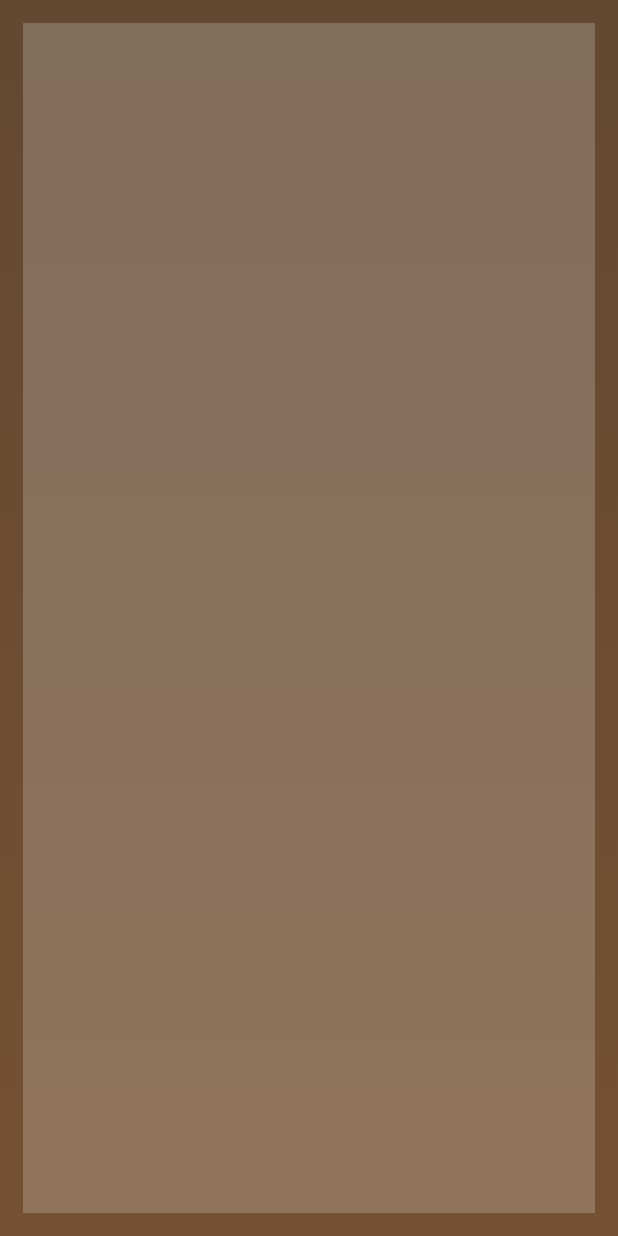
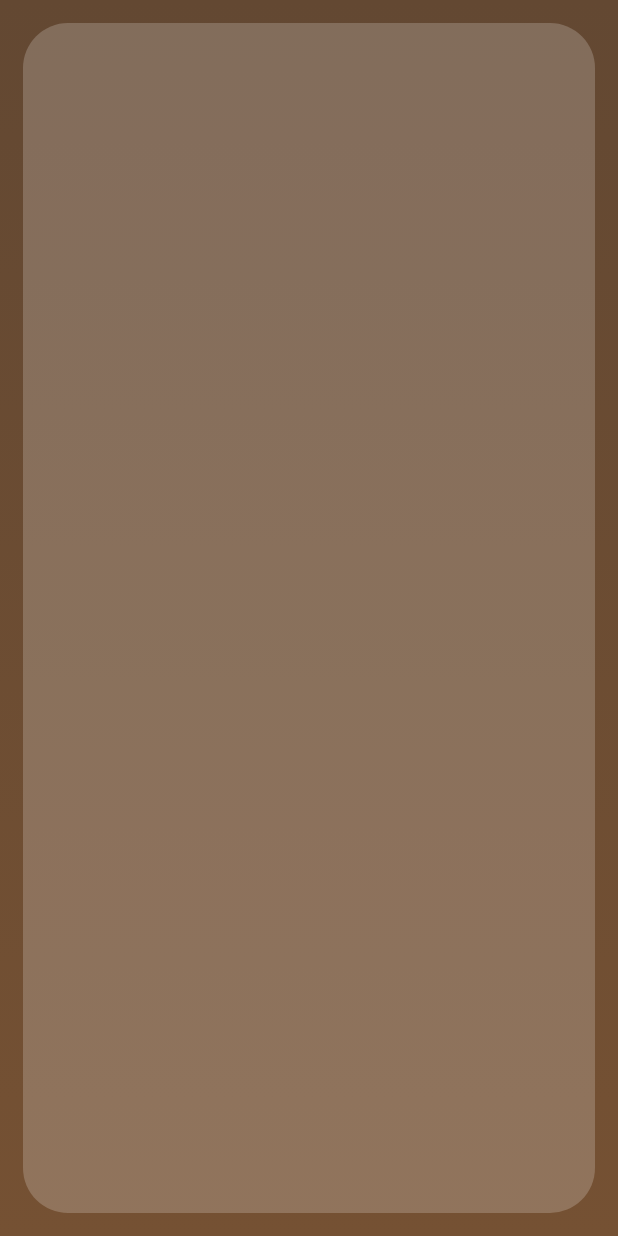
Before and after one commit to Proallone/Praktyczny-Inspektor-Wydatkow-Osobistych, an Android app: the screen it shows after launch (MainActivity), on a phone screen of 412 x 824 dp. Run offline under Robolectric (Android 15) with nearby library versions, the phone set to English and light mode, and no system bars.

Commit message:
Add rounded layout

```diff
--- /dev/null
+++ b/app/src/main/res/drawable/relative_rounded.xml
@@ -0,0 +1,18 @@
+<?xml version="1.0" encoding="utf-8"?>
+<selector xmlns:android="http://schemas.android.com/apk/res/android"
+    android:layout_height="match_parent"
+    android:layout_width="match_parent">
+    <item>
+        <shape android:shape="rectangle">
+
+            <solid android:color="@color/TransparentWhite"/>
+            <!--
+            <stroke
+                android:color="@color/TransparentWhite"
+                android:width="3dp"/>
+                -->
+            <corners android:radius="30dp"/>
+
+        </shape>
+    </item>
+</selector>
--- a/app/src/main/res/layout/activity_main.xml
+++ b/app/src/main/res/layout/activity_main.xml
@@ -12,7 +12,7 @@
         android:layout_height="match_parent"
         android:layout_centerInParent="true"
         android:visibility="visible"
-        android:background="@color/TransparentWhite">
+        android:background="@drawable/relative_rounded">
 
     </RelativeLayout>
 </RelativeLayout>
```
